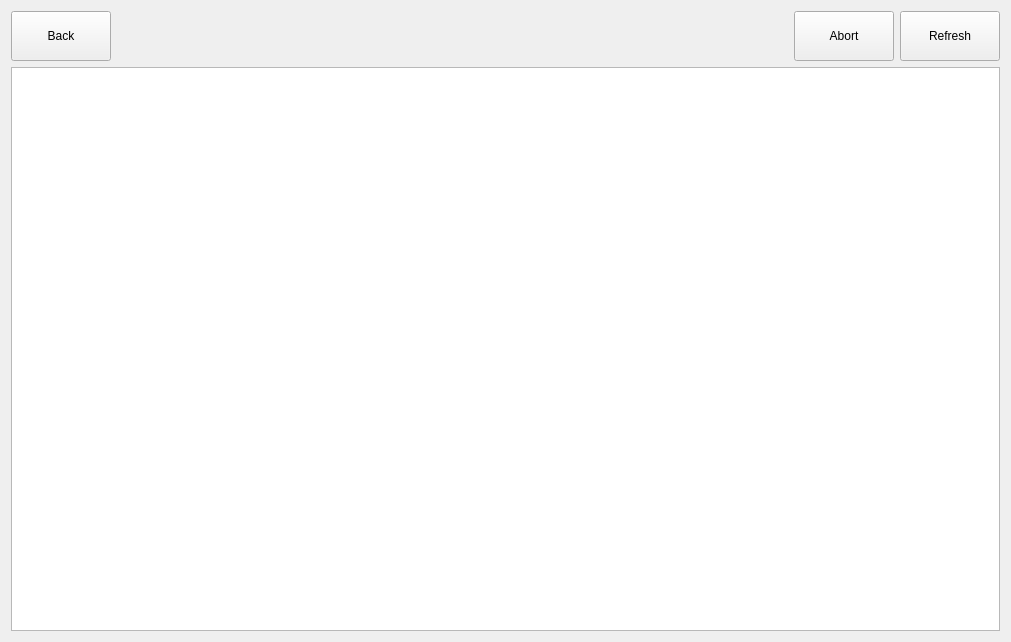
First picture: the form in assets/ui/datasets.ui, repository jfnavarro/st_viewer, before the edit.
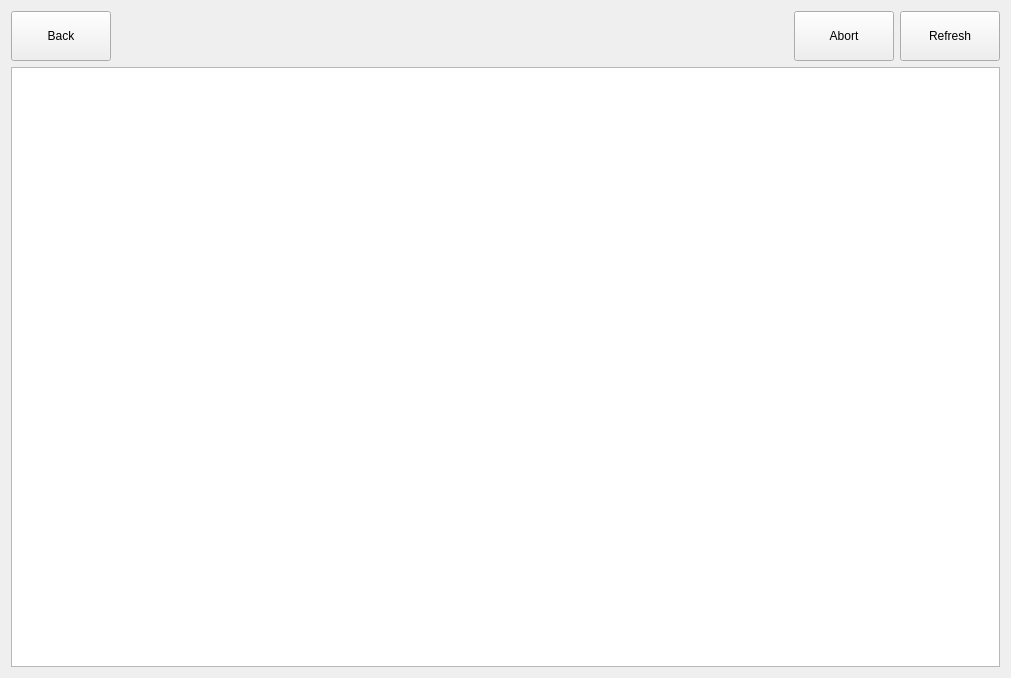
Second picture: the form after the edit. Icons and pictures are not drawn. Custom widgets are drawn as their Qt base class.

Patch:
```diff
--- a/assets/ui/datasets.ui
+++ b/assets/ui/datasets.ui
@@ -187,6 +187,12 @@
        <verstretch>0</verstretch>
       </sizepolicy>
      </property>
+     <property name="minimumSize">
+      <size>
+       <width>600</width>
+       <height>600</height>
+      </size>
+     </property>
      <property name="mouseTracking">
       <bool>true</bool>
      </property>
@@ -205,6 +211,9 @@
      <property name="styleSheet">
       <string notr="true"/>
      </property>
+     <property name="horizontalScrollBarPolicy">
+      <enum>Qt::ScrollBarAsNeeded</enum>
+     </property>
      <property name="sizeAdjustPolicy">
       <enum>QAbstractScrollArea::AdjustIgnored</enum>
      </property>
```
Left out of the diff: 2 changed lines with no effect on the pictures.
